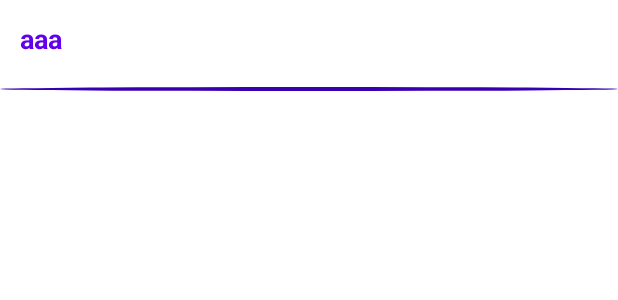
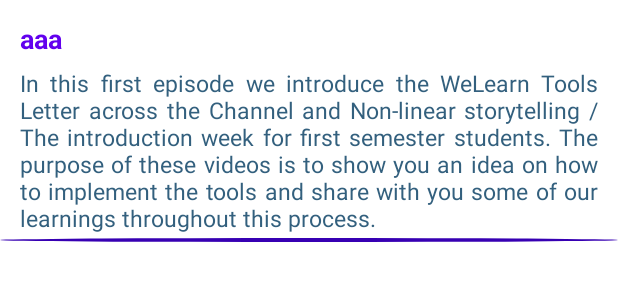
Before and after one commit to RTUIPUAPPS/WeLearn, an Android app: the layout row_video_list.xml on its own in the app's theme, with its tools: preview values and no code run, on a phone screen of 412 x 824 dp. Shown: the top 300 px of the screen. Run offline under Robolectric (Android 15) with nearby library versions, the phone set to English and light mode, and no system bars.

Commit message:
video description into Video list screen

```diff
--- a/app/src/main/java/com/rtu/welearn/WeLearnApp.kt
+++ b/app/src/main/java/com/rtu/welearn/WeLearnApp.kt
@@ -7,6 +7,7 @@
 import com.rtu.welearn.ui.video_list.VideoDetails
 import com.rtu.welearn.utils.Constants
 import com.rtu.welearn.utils.Constants.Companion.ID
+import com.rtu.welearn.utils.Constants.Companion.VIDEO_DESCRIPTION
 import com.rtu.welearn.utils.Constants.Companion.VIDEO_ID
 import com.rtu.welearn.utils.Constants.Companion.VIDEO_TITLE
 import com.squareup.sqldelight.android.AndroidSqliteDriver
@@ -68,9 +69,9 @@
                 snapshot.children.forEach {
                     VideoList.add(
                         VideoDetails(
-                            it.child(ID).value.toString().toInt(),
                             it.child(VIDEO_ID).value.toString(),
-                            it.child(VIDEO_TITLE).value.toString()
+                            it.child(VIDEO_TITLE).value.toString(),
+                            it.child(VIDEO_DESCRIPTION).value.toString()
                         )
                     )
                 }
--- a/app/src/main/java/com/rtu/welearn/ui/video_list/VideoDetails.kt
+++ b/app/src/main/java/com/rtu/welearn/ui/video_list/VideoDetails.kt
@@ -1,3 +1,7 @@
 package com.rtu.welearn.ui.video_list
 
-data class VideoDetails(val id:Int,val video_id:String,val video_title:String)
+data class VideoDetails(
+    val video_id: String?,
+    val video_title: String?,
+    val video_description:String?
+)
--- a/app/src/main/java/com/rtu/welearn/utils/Constants.kt
+++ b/app/src/main/java/com/rtu/welearn/utils/Constants.kt
@@ -11,6 +11,7 @@
         const val  ID="id"
         const val  VIDEO_ID="video_id"
         const val  VIDEO_TITLE="video_title"
+        const val  VIDEO_DESCRIPTION="video_description"
         const val  FIREBASE_DB_VERSION="database_version"
     }
 }
--- a/app/src/main/res/layout/activity_dashboard.xml
+++ b/app/src/main/res/layout/activity_dashboard.xml
@@ -28,7 +28,7 @@
 
             <androidx.appcompat.widget.AppCompatImageView
                 android:id="@+id/ivWeLearn"
-                android:layout_width="@dimen/_180sdp"
+                android:layout_width="@dimen/_155sdp"
                 android:layout_height="0dp"
                 android:layout_gravity="center_horizontal"
                 android:layout_marginTop="@dimen/_5sdp"
--- a/app/src/main/res/layout/activity_video_list.xml
+++ b/app/src/main/res/layout/activity_video_list.xml
@@ -6,11 +6,11 @@
         android:layout_width="match_parent"
         android:layout_height="match_parent"
         android:background="@color/color_white"
-        android:orientation="vertical"
         android:paddingBottom="@dimen/_10sdp"
         tools:context=".DashboardActivity">
 
         <LinearLayout
+            android:id="@+id/llTitle"
             android:layout_width="match_parent"
             android:layout_height="wrap_content"
             android:background="@color/color_practice"
@@ -28,9 +28,10 @@
 
         <androidx.recyclerview.widget.RecyclerView
             android:id="@+id/rvVideoList"
+            android:layout_below="@+id/llTitle"
             android:layout_width="match_parent"
             android:layout_height="wrap_content"
-            android:layout_centerVertical="true" />
+            android:layout_centerInParent="true"/>
 
     </RelativeLayout>
 </layout>
--- a/app/src/main/res/layout/row_video_list.xml
+++ b/app/src/main/res/layout/row_video_list.xml
@@ -1,26 +1,40 @@
 <?xml version="1.0" encoding="utf-8"?>
 <LinearLayout xmlns:android="http://schemas.android.com/apk/res/android"
     xmlns:tools="http://schemas.android.com/tools"
+    android:id="@+id/llRoot"
     android:layout_width="match_parent"
     android:layout_height="wrap_content"
-    android:id="@+id/llRoot"
-
     android:background="@drawable/selector_bg_video_list_row"
-    android:orientation="vertical"
-     >
+    android:orientation="vertical">
 
     <androidx.appcompat.widget.AppCompatTextView
         android:id="@+id/tvVideoTitle"
+        android:layout_width="match_parent"
+        android:layout_height="wrap_content"
+        android:layout_marginStart="@dimen/_10sdp"
+        android:layout_marginTop="@dimen/_10sdp"
+        android:layout_marginEnd="@dimen/_10sdp"
+        android:layout_marginBottom="@dimen/_5sdp"
+        android:textColor="@color/purple_500"
+        android:textSize="@dimen/_14ssp"
+        android:textStyle="bold"
+        tools:text="aaa" />
+
+    <androidx.appcompat.widget.AppCompatTextView
+        android:id="@+id/tvVideoDescription"
         android:layout_width="wrap_content"
         android:layout_height="wrap_content"
-        android:textSize="@dimen/_14ssp"
-        android:layout_margin="@dimen/_10sdp"
-        android:textStyle="bold"
-        android:textColor="@color/purple_500"
-        tools:text="aaa" />
+        android:layout_marginStart="@dimen/_10sdp"
+        android:layout_marginEnd="@dimen/_10sdp"
+        android:layout_marginBottom="@dimen/_2sdp"
+        android:justificationMode="inter_word"
+        android:singleLine="false"
+        android:textColor="@color/blue_border"
+        android:textSize="@dimen/_12ssp"
+        tools:text="In this first episode we introduce the WeLearn Tools Letter across the Channel and Non-linear storytelling / The introduction week for first semester students. The purpose of these videos is to show you an idea on how to implement the tools and share with you some of our learnings throughout this process." />
+
     <View
         android:layout_width="match_parent"
         android:layout_height="@dimen/_2sdp"
-        android:layout_marginTop="@dimen/_5sdp"
-        android:background="@drawable/bg_blue_circle"/>
+        android:background="@drawable/bg_blue_circle" />
 </LinearLayout>
```
Also changed, not shown: app/src/main/java/com/rtu/welearn/ui/test/TestActivity.kt (+56 -69 lines), app/src/main/java/com/rtu/welearn/ui/video_list/VideoListActivity.kt (+4 -6 lines), app/src/main/java/com/rtu/welearn/ui/video_list/VideoListAdapter.kt (+6 -10 lines), app/src/main/java/com/rtu/welearn/utils/AppUtils.kt (+15 -6 lines).
